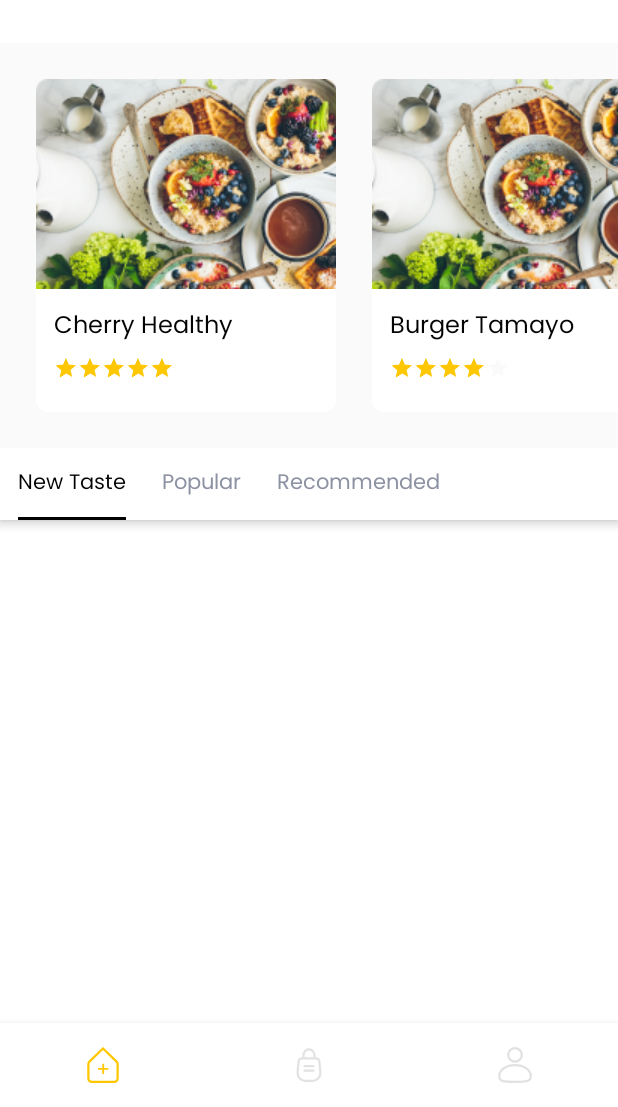
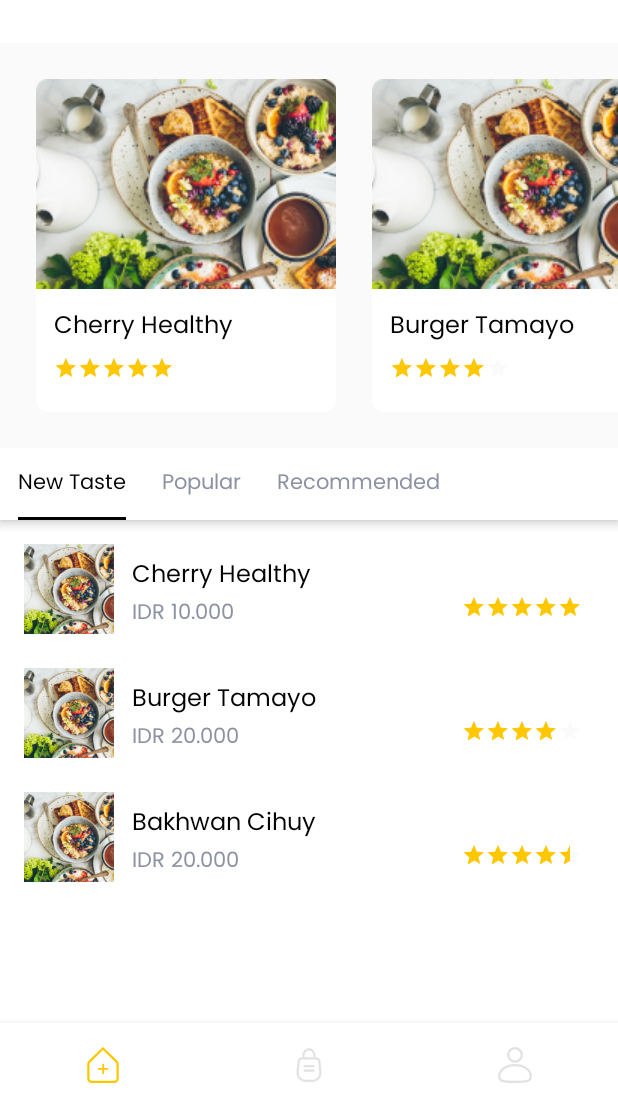
Before and after one commit to imamrobani/KT-FoodMarket, an Android app: the screen it shows after launch (MainActivity), after a tap on "Sign In", on a phone screen of 412 x 824 dp, the part 129-1236 px from its top. Run offline under Robolectric (Android 15) with nearby library versions, the phone set to English and light mode, and no system bars; our stand-ins replace navigation-ui.

Commit message:
feat: item list vertical new taste

```diff
--- /dev/null
+++ b/app/src/main/java/com/imrob/foodmarket/model/dummy/HomeVerticalModel.kt
@@ -0,0 +1,16 @@
+package com.imrob.foodmarket.model.dummy
+
+class HomeVerticalModel(title: String, price: String, src: String, rating: Float) {
+
+    var title = ""
+    var price = ""
+    var src = ""
+    var rating = 0f
+
+    init {
+        this.title = title
+        this.price = price
+        this.src = src
+        this.rating = rating
+    }
+}
--- /dev/null
+++ b/app/src/main/java/com/imrob/foodmarket/ui/home/newtaste/HomeNewTasteAdapter.kt
@@ -0,0 +1,54 @@
+package com.imrob.foodmarket.ui.home.newtaste
+
+import android.view.LayoutInflater
+import android.view.View
+import android.view.ViewGroup
+import androidx.recyclerview.widget.RecyclerView
+import com.bumptech.glide.Glide
+import com.imrob.foodmarket.R
+import com.imrob.foodmarket.model.dummy.HomeVerticalModel
+import com.imrob.foodmarket.utils.Helpers.formatPrice
+import kotlinx.android.synthetic.main.item_home_vertical.view.*
+
+class HomeNewTasteAdapter(
+    private val lisData: List<HomeVerticalModel>,
+    private val itemAdapterCallback: ItemAdapterCallback,
+) : RecyclerView.Adapter<HomeNewTasteAdapter.ViewHolder>(){
+
+    override fun onCreateViewHolder(parent: ViewGroup, viewType: Int): HomeNewTasteAdapter.ViewHolder {
+        val layoutInflater = LayoutInflater.from(parent.context)
+        val view = layoutInflater.inflate(R.layout.item_home_vertical, parent, false)
+
+        return ViewHolder(view)
+    }
+
+    override fun onBindViewHolder(holder: HomeNewTasteAdapter.ViewHolder, position: Int) {
+        holder.bind(lisData[position], itemAdapterCallback)
+    }
+
+    override fun getItemCount(): Int {
+        return lisData.size
+    }
+
+
+    class ViewHolder (itemView: View) : RecyclerView.ViewHolder(itemView) {
+        fun bind(data: HomeVerticalModel, itemAdapterCallback: ItemAdapterCallback){
+            itemView.apply {
+                tvTitle.text = data.title
+                tvPrice.formatPrice(data.price)
+                rbFood.rating = data.rating
+
+//                Glide.with(context)
+//                    .load(data.src)
+//                    .into(ivPoster)
+
+                itemView.setOnClickListener { itemAdapterCallback.onClick(it, data) }
+            }
+        }
+
+    }
+
+    interface ItemAdapterCallback{
+        fun onClick(v: View, data: HomeVerticalModel)
+    }
+}
--- a/app/src/main/java/com/imrob/foodmarket/ui/home/newtaste/HomeNewTasteFragment.kt
+++ b/app/src/main/java/com/imrob/foodmarket/ui/home/newtaste/HomeNewTasteFragment.kt
@@ -5,14 +5,22 @@ import androidx.fragment.app.Fragment
 import android.view.LayoutInflater
 import android.view.View
 import android.view.ViewGroup
+import android.widget.Toast
+import androidx.recyclerview.widget.LinearLayoutManager
+import androidx.recyclerview.widget.RecyclerView
 import com.imrob.foodmarket.R
+import com.imrob.foodmarket.model.dummy.HomeVerticalModel
+import kotlinx.android.synthetic.main.fragment_home_new_taste.*
 
 /**
  * A simple [Fragment] subclass.
  * Use the [HomeNewTasteFragment.newInstance] factory method to
  * create an instance of this fragment.
  */
-class HomeNewTasteFragment : Fragment() {
+class HomeNewTasteFragment : Fragment(), HomeNewTasteAdapter.ItemAdapterCallback {
+
+    private var foodList: ArrayList<HomeVerticalModel> = ArrayList()
+
     override fun onCreateView(
         inflater: LayoutInflater, container: ViewGroup?,
         savedInstanceState: Bundle?
@@ -20,4 +28,26 @@ class HomeNewTasteFragment : Fragment() {
         // Inflate the layout for this fragment
         return inflater.inflate(R.layout.fragment_home_new_taste, container, false)
     }
+
+    override fun onActivityCreated(savedInstanceState: Bundle?) {
+        super.onActivityCreated(savedInstanceState)
+
+        initDataDummy()
+        var adapter = HomeNewTasteAdapter(foodList, this)
+        var layoutManager: RecyclerView.LayoutManager = LinearLayoutManager(activity)
+        rcList.layoutManager = layoutManager
+        rcList.adapter = adapter
+
+    }
+
+    fun initDataDummy() {
+        foodList = ArrayList()
+        foodList.add(HomeVerticalModel("Cherry Healthy", "10000", "", 5f))
+        foodList.add(HomeVerticalModel("Burger Tamayo", "20000", "", 4f))
+        foodList.add(HomeVerticalModel("Bakhwan Cihuy", "20000", "", 4.5f))
+    }
+
+    override fun onClick(v: View, data: HomeVerticalModel) {
+        Toast.makeText(context, "OnClik item ${data.title}", Toast.LENGTH_SHORT).show()
+    }
 }
--- /dev/null
+++ b/app/src/main/java/com/imrob/foodmarket/utils/Helpers.kt
@@ -0,0 +1,17 @@
+package com.imrob.foodmarket.utils
+
+import android.widget.TextView
+import java.text.DecimalFormat
+
+object Helpers {
+
+    fun TextView.formatPrice(value: String) {
+//        this.text = getCurrencyIDR(java.lang.Double.parseDouble(value))
+        this.text = getCurrencyIDR(value.toDouble())
+    }
+
+    fun getCurrencyIDR(price: Double): String {
+        val format = DecimalFormat("#,###,###")
+        return "IDR "+ format.format(price).replace(",".toRegex(), ".")
+    }
+}
--- a/app/src/main/res/layout/fragment_home_new_taste.xml
+++ b/app/src/main/res/layout/fragment_home_new_taste.xml
@@ -15,6 +15,7 @@
         app:layout_constraintBottom_toBottomOf="parent"
         app:layout_constraintTop_toTopOf="parent"
         app:layout_constraintEnd_toEndOf="parent"
-        app:layout_constraintStart_toStartOf="parent"/>
+        app:layout_constraintStart_toStartOf="parent"
+        tools:listitem="@layout/item_home_vertical"/>
 
 </androidx.constraintlayout.widget.ConstraintLayout>
--- /dev/null
+++ b/app/src/main/res/layout/item_home_vertical.xml
@@ -0,0 +1,53 @@
+<?xml version="1.0" encoding="utf-8"?>
+<androidx.constraintlayout.widget.ConstraintLayout xmlns:android="http://schemas.android.com/apk/res/android"
+    xmlns:app="http://schemas.android.com/apk/res-auto"
+    xmlns:tools="http://schemas.android.com/tools"
+    android:layout_width="match_parent"
+    android:layout_height="wrap_content"
+    android:paddingBottom="16dp">
+
+    <ImageView
+        android:id="@+id/ivPoster"
+        android:layout_width="60dp"
+        android:layout_height="60dp"
+        android:layout_marginStart="16dp"
+        android:scaleType="centerCrop"
+        app:layout_constraintStart_toStartOf="parent"
+        app:layout_constraintTop_toTopOf="parent"
+        app:srcCompat="@drawable/iv_sample_product" />
+
+    <TextView
+        android:id="@+id/tvTitle"
+        style="@style/TextView.PoppinsNormal16Ssp020202"
+        android:layout_width="wrap_content"
+        android:layout_height="wrap_content"
+        android:layout_marginStart="12dp"
+        android:layout_marginTop="8dp"
+        android:text="Cherry Healthy"
+        app:layout_constraintStart_toEndOf="@+id/ivPoster"
+        app:layout_constraintTop_toTopOf="parent" />
+
+    <TextView
+        android:id="@+id/tvPrice"
+        style="@style/TextView.PoppinsNormal14Ssp8D92A3"
+        android:layout_width="wrap_content"
+        android:layout_height="wrap_content"
+        android:layout_marginStart="12dp"
+        android:layout_marginBottom="8dp"
+        android:text="Rp. 28.0000"
+        app:layout_constraintBottom_toBottomOf="parent"
+        app:layout_constraintStart_toEndOf="@+id/ivPoster"
+        app:layout_constraintTop_toBottomOf="@+id/tvTitle" />
+
+    <RatingBar
+        android:id="@+id/rbFood"
+        style="@style/Widget.AppCompat.RatingBar.Small"
+        android:layout_width="wrap_content"
+        android:layout_height="wrap_content"
+        android:theme="@style/RatingBar"
+        android:layout_marginEnd="24dp"
+        app:layout_constraintBottom_toBottomOf="parent"
+        app:layout_constraintEnd_toEndOf="parent"
+        app:layout_constraintTop_toTopOf="parent"
+        app:layout_constraintVertical_bias="0.666" />
+</androidx.constraintlayout.widget.ConstraintLayout>
```
